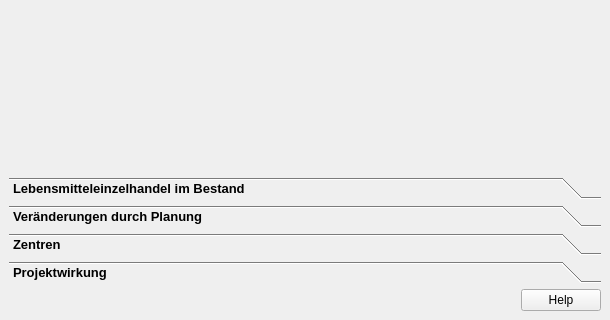
projektcheck/ProjektCheck-QGIS, file projektcheck/ui/ProjektCheck_dockwidget_analysis_08-SKSM.ui: the form before one commit; both pictures show x 0 to 610 and y 680 to 1000 of the 610 by 1000 pixel window.
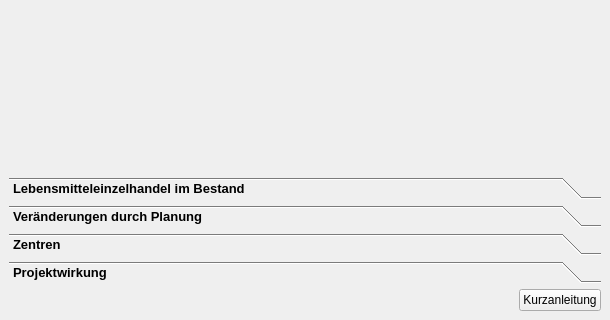
The form after the commit. Icons and pictures are not drawn.

Commit message: marginal icon-changes; help-button replaced by individual PushButton (in analysis and definitions dockwidgets) ... greetz

Diff of the .ui file:
```diff
--- a/projektcheck/ui/ProjektCheck_dockwidget_analysis_08-SKSM.ui
+++ b/projektcheck/ui/ProjektCheck_dockwidget_analysis_08-SKSM.ui
@@ -826,11 +826,53 @@
      </widget>
     </item>
     <item>
-     <widget class="QDialogButtonBox" name="buttonBox_9">
-      <property name="standardButtons">
-       <set>QDialogButtonBox::Help</set>
+     <layout class="QHBoxLayout" name="horizontalLayout_2">
+      <property name="leftMargin">
+       <number>0</number>
       </property>
-     </widget>
+      <property name="topMargin">
+       <number>0</number>
+      </property>
+      <property name="rightMargin">
+       <number>0</number>
+      </property>
+      <property name="bottomMargin">
+       <number>0</number>
+      </property>
+      <item>
+       <spacer name="horizontalSpacer_4">
+        <property name="orientation">
+         <enum>Qt::Horizontal</enum>
+        </property>
+        <property name="sizeHint" stdset="0">
+         <size>
+          <width>40</width>
+          <height>20</height>
+         </size>
+        </property>
+       </spacer>
+      </item>
+      <item>
+       <widget class="QPushButton" name="pushButton_4">
+        <property name="sizePolicy">
+         <sizepolicy hsizetype="Fixed" vsizetype="Fixed">
+          <horstretch>0</horstretch>
+          <verstretch>0</verstretch>
+         </sizepolicy>
+        </property>
+        <property name="layoutDirection">
+         <enum>Qt::LeftToRight</enum>
+        </property>
+        <property name="text">
+         <string>Kurzanleitung</string>
+        </property>
+        <property name="icon">
+         <iconset>
+          <normaloff>../../images/iconset_mob/20190619_iconset_mob_info_2.png</normaloff>../../images/iconset_mob/20190619_iconset_mob_info_2.png</iconset>
+        </property>
+       </widget>
+      </item>
+     </layout>
     </item>
    </layout>
   </widget>
```
Left out of the diff: 10 changed lines with no effect on the pictures. The commit also changes 15 other files.
